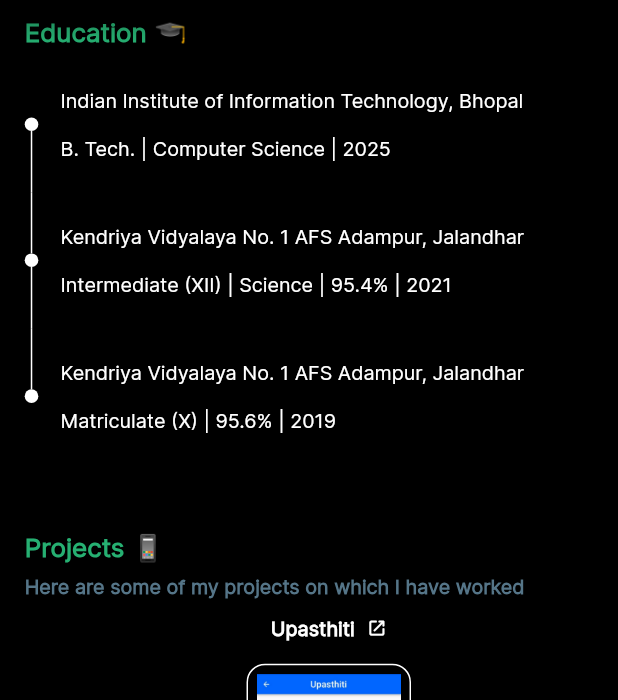
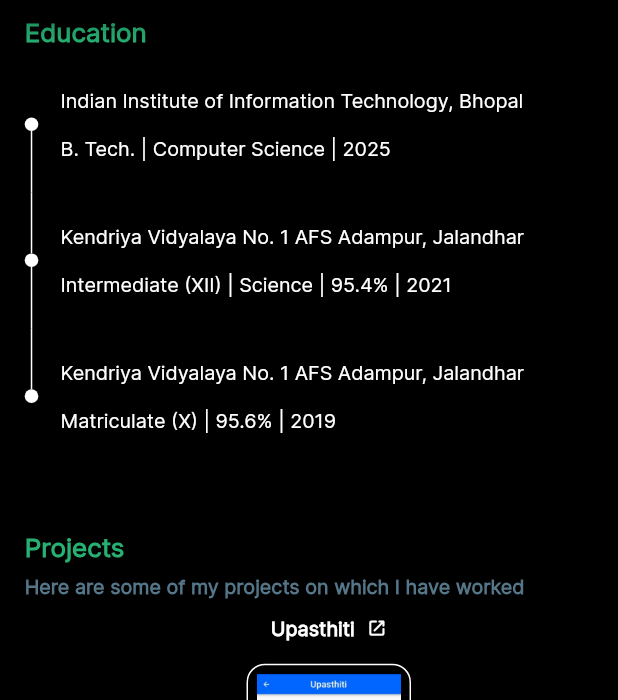
Before and after one commit to dubey2709/Portfolio, a Flutter app: the screen it shows after launch, scrolled down 1152 dp, on a phone screen of 412 x 824 dp, the part 67-767 px from its top. Run offline on Flutter 3.47's test engine with Material 2 defaults, Android fonts, the phone set to English and light mode, and no system bars; drawn by our look-alikes of carousel_slider, timeline_tile; our stand-ins replace animated_text_kit, email_validator, flip_card; missing offline and left inert: universal_html.

Commit message:
Initial Commit

```diff
--- a/lib/pages/About.dart
+++ b/lib/pages/About.dart
@@ -42,7 +42,7 @@ class _AboutState extends State<About> {
       child: Column(
         crossAxisAlignment: CrossAxisAlignment.start,
         children: [
-          Text('About 🙋🏻‍♂️',
+          Text('About',
               textScaleFactor: 1,
               style: style1.copyWith(fontSize: 0.021 * width)),
           SizedBox(height: 0.014 * width),
--- a/lib/pages/Education.dart
+++ b/lib/pages/Education.dart
@@ -21,7 +21,7 @@ class _EducationState extends State<Education> {
         crossAxisAlignment: CrossAxisAlignment.start,
         children: [
           Text(
-            'Education 🎓',
+            'Education',
             style: style1.copyWith(fontSize: 0.021 * width),
           ),
           SizedBox(height: 0.007 * width),
--- a/lib/pages/Projects.dart
+++ b/lib/pages/Projects.dart
@@ -19,7 +19,7 @@ class Projects extends StatelessWidget {
       child: Column(
         crossAxisAlignment: CrossAxisAlignment.start,
         children: [
-          Text('Projects 📱',
+          Text('Projects',
               textScaleFactor: 1,
               style: style1.copyWith(fontSize: 0.021 * width)),
           SizedBox(height: 0.010 * width),
--- a/lib/pages/Skills.dart
+++ b/lib/pages/Skills.dart
@@ -52,7 +52,7 @@ class Skills extends StatelessWidget {
             : Column(
                 crossAxisAlignment: CrossAxisAlignment.start,
                 children: [
-                  Text('Skills / Tools 💻',
+                  Text('Skills / Tools',
                       textScaleFactor: 1,
                       style: style1.copyWith(fontSize: 0.021 * width)),
                   SizedBox(height: 0.014 * width),
```
